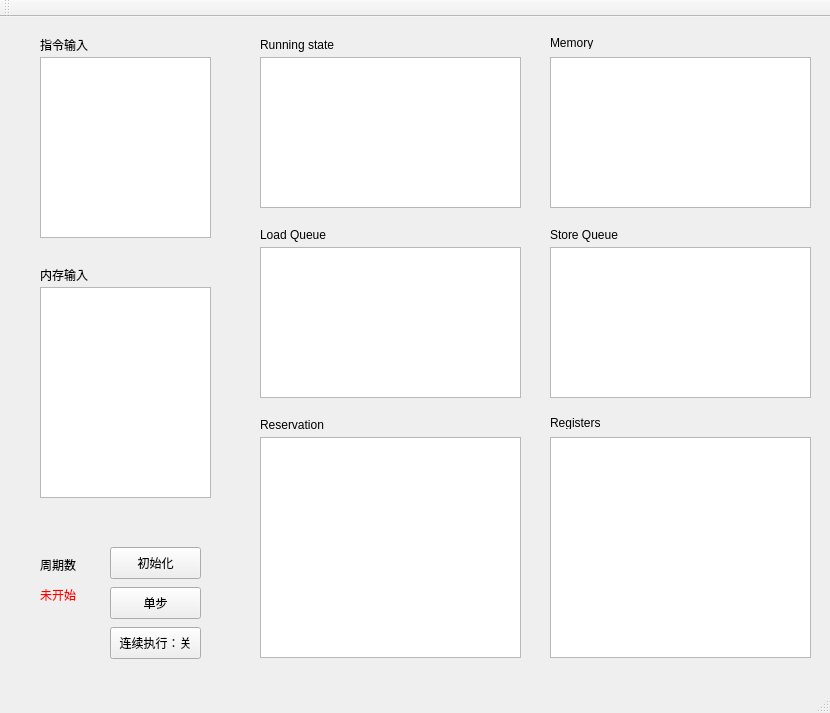
Qt form mainwindow.ui (squarefk/Tomasulo) before a commit.
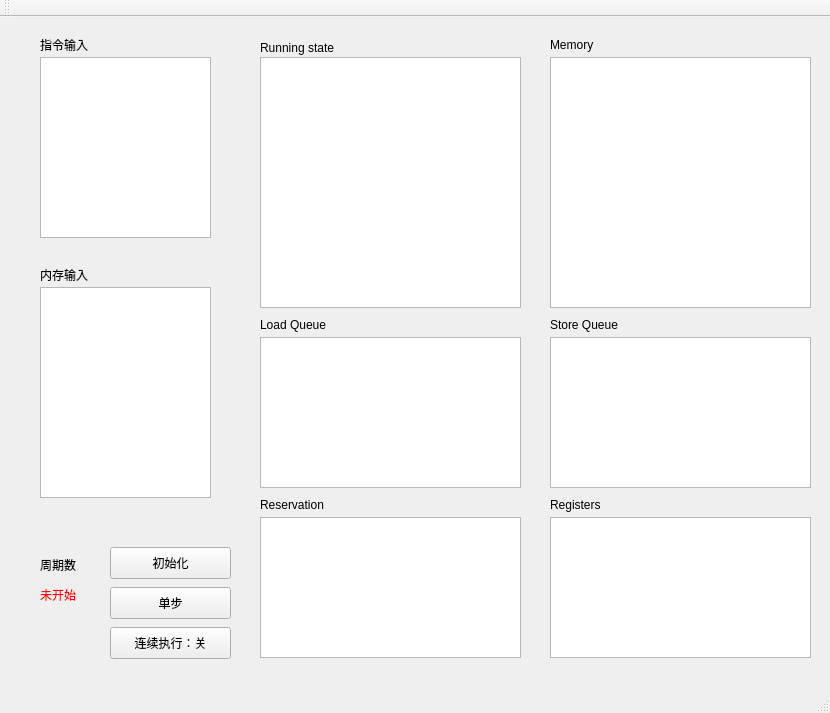
The same form after that commit.

Diff of the .ui file:
```diff
--- a/mainwindow.ui
+++ b/mainwindow.ui
@@ -65,7 +65,7 @@
      <rect>
       <x>110</x>
       <y>530</y>
-      <width>91</width>
+      <width>121</width>
       <height>32</height>
      </rect>
     </property>
@@ -78,7 +78,7 @@
      <rect>
       <x>110</x>
       <y>610</y>
-      <width>91</width>
+      <width>121</width>
       <height>32</height>
      </rect>
     </property>
@@ -121,7 +121,7 @@
       <x>260</x>
       <y>20</y>
       <width>91</width>
-      <height>16</height>
+      <height>21</height>
      </rect>
     </property>
     <property name="text">
@@ -134,7 +134,7 @@
       <x>260</x>
       <y>40</y>
       <width>261</width>
-      <height>151</height>
+      <height>251</height>
      </rect>
     </property>
    </widget>
@@ -142,7 +142,7 @@
     <property name="geometry">
      <rect>
       <x>260</x>
-      <y>210</y>
+      <y>300</y>
       <width>81</width>
       <height>16</height>
      </rect>
@@ -155,7 +155,7 @@
     <property name="geometry">
      <rect>
       <x>260</x>
-      <y>230</y>
+      <y>320</y>
       <width>261</width>
       <height>151</height>
      </rect>
@@ -165,8 +165,8 @@
     <property name="geometry">
      <rect>
       <x>550</x>
-      <y>210</y>
-      <width>71</width>
+      <y>300</y>
+      <width>91</width>
       <height>16</height>
      </rect>
     </property>
@@ -178,7 +178,7 @@
     <property name="geometry">
      <rect>
       <x>550</x>
-      <y>230</y>
+      <y>320</y>
       <width>261</width>
       <height>151</height>
      </rect>
@@ -188,7 +188,7 @@
     <property name="geometry">
      <rect>
       <x>260</x>
-      <y>400</y>
+      <y>480</y>
       <width>81</width>
       <height>16</height>
      </rect>
@@ -201,9 +201,9 @@
     <property name="geometry">
      <rect>
       <x>260</x>
-      <y>420</y>
+      <y>500</y>
       <width>261</width>
-      <height>221</height>
+      <height>141</height>
      </rect>
     </property>
    </widget>
@@ -211,9 +211,9 @@
     <property name="geometry">
      <rect>
       <x>550</x>
-      <y>400</y>
-      <width>54</width>
-      <height>12</height>
+      <y>480</y>
+      <width>71</width>
+      <height>16</height>
      </rect>
     </property>
     <property name="text">
@@ -224,9 +224,9 @@
     <property name="geometry">
      <rect>
       <x>550</x>
-      <y>420</y>
+      <y>500</y>
       <width>261</width>
-      <height>221</height>
+      <height>141</height>
      </rect>
     </property>
    </widget>
@@ -236,7 +236,7 @@
       <x>550</x>
       <y>20</y>
       <width>54</width>
-      <height>12</height>
+      <height>16</height>
      </rect>
     </property>
     <property name="text">
@@ -249,7 +249,7 @@
       <x>550</x>
       <y>40</y>
       <width>261</width>
-      <height>151</height>
+      <height>251</height>
      </rect>
     </property>
    </widget>
@@ -258,7 +258,7 @@
      <rect>
       <x>110</x>
       <y>570</y>
-      <width>91</width>
+      <width>121</width>
       <height>32</height>
      </rect>
     </property>
```
Left out of the diff: 2 changed lines with no effect on the pictures.
